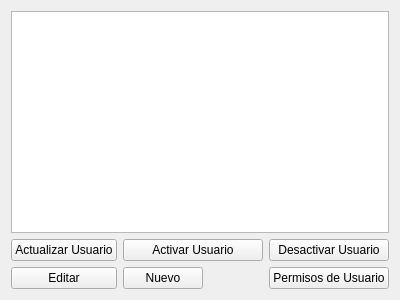
Before: the Qt Designer form ui/ventana_usuario.ui in Musthia/base-deposito, drawn with Qt 5.
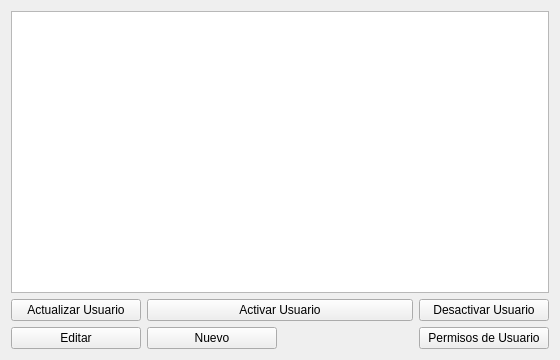
After: the same form once the commit is applied.

What changed in the file:
```diff
--- a/ui/ventana_usuario.ui
+++ b/ui/ventana_usuario.ui
@@ -6,8 +6,8 @@
    <rect>
     <x>0</x>
     <y>0</y>
-    <width>400</width>
-    <height>300</height>
+    <width>560</width>
+        <height>360</height>
    </rect>
   </property>
   <property name="windowTitle">
```
Left out of the diff: 1 changed line with no effect on the pictures.
